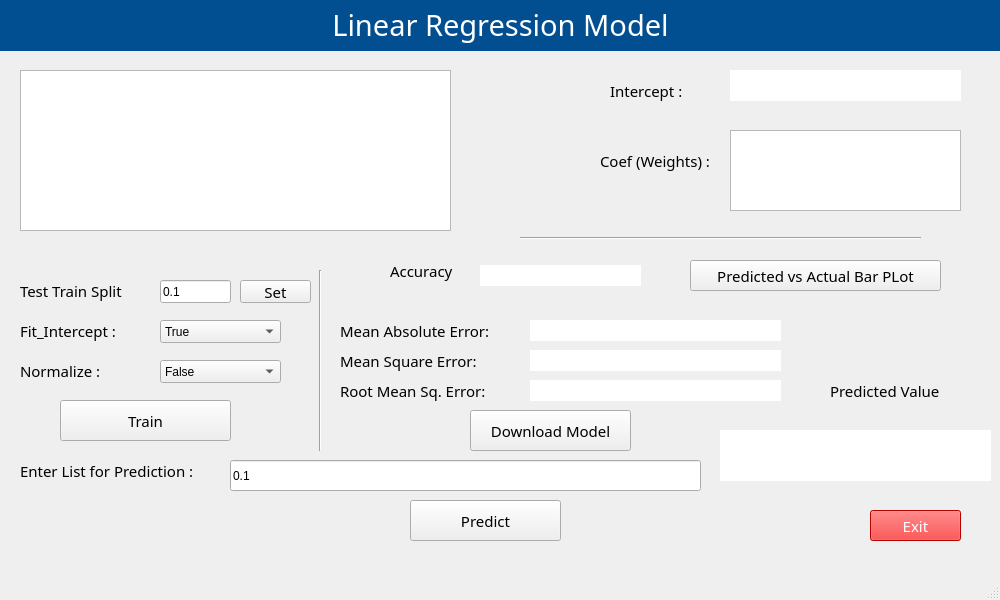
Old version of the form ui_files/LinearRegression.ui in the repository Komal-99/Machine-learning-GUI.
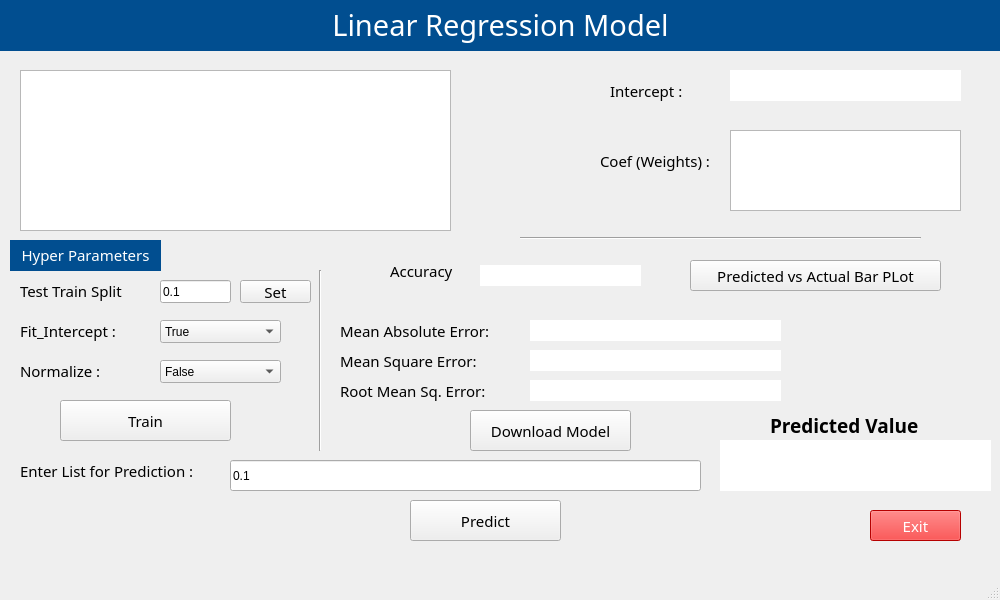
New version of the form.

```diff
--- a/ui_files/LinearRegression.ui
+++ b/ui_files/LinearRegression.ui
@@ -497,10 +497,10 @@
    <widget class="QLabel" name="label_15">
     <property name="geometry">
      <rect>
-      <x>830</x>
-      <y>380</y>
-      <width>151</width>
-      <height>21</height>
+      <x>770</x>
+      <y>410</y>
+      <width>191</width>
+      <height>31</height>
      </rect>
     </property>
     <property name="font">
@@ -510,14 +510,14 @@
      </font>
     </property>
     <property name="text">
-     <string>Predicted Value</string>
+     <string>&lt;html&gt;&lt;head/&gt;&lt;body&gt;&lt;p&gt;&lt;span style=&quot; font-size:14pt; font-weight:600;&quot;&gt;Predicted Value&lt;/span&gt;&lt;/p&gt;&lt;/body&gt;&lt;/html&gt;</string>
     </property>
    </widget>
    <widget class="QLabel" name="predict_val">
     <property name="geometry">
      <rect>
       <x>720</x>
-      <y>430</y>
+      <y>440</y>
       <width>271</width>
       <height>51</height>
      </rect>
@@ -625,6 +625,29 @@
      <string>0.1</string>
     </property>
    </widget>
+   <widget class="QLabel" name="label_8">
+    <property name="geometry">
+     <rect>
+      <x>10</x>
+      <y>240</y>
+      <width>151</width>
+      <height>31</height>
+     </rect>
+    </property>
+    <property name="font">
+     <font>
+      <family>Ubuntu Condensed</family>
+      <pointsize>11</pointsize>
+     </font>
+    </property>
+    <property name="styleSheet">
+     <string notr="true">background-color: rgb(1, 78, 144);
+color: rgb(255, 255, 255);</string>
+    </property>
+    <property name="text">
+     <string>&lt;html&gt;&lt;head/&gt;&lt;body&gt;&lt;p align=&quot;center&quot;&gt;Hyper Parameters&lt;/p&gt;&lt;/body&gt;&lt;/html&gt;</string>
+    </property>
+   </widget>
   </widget>
   <widget class="QMenuBar" name="menubar">
    <property name="geometry">
```
